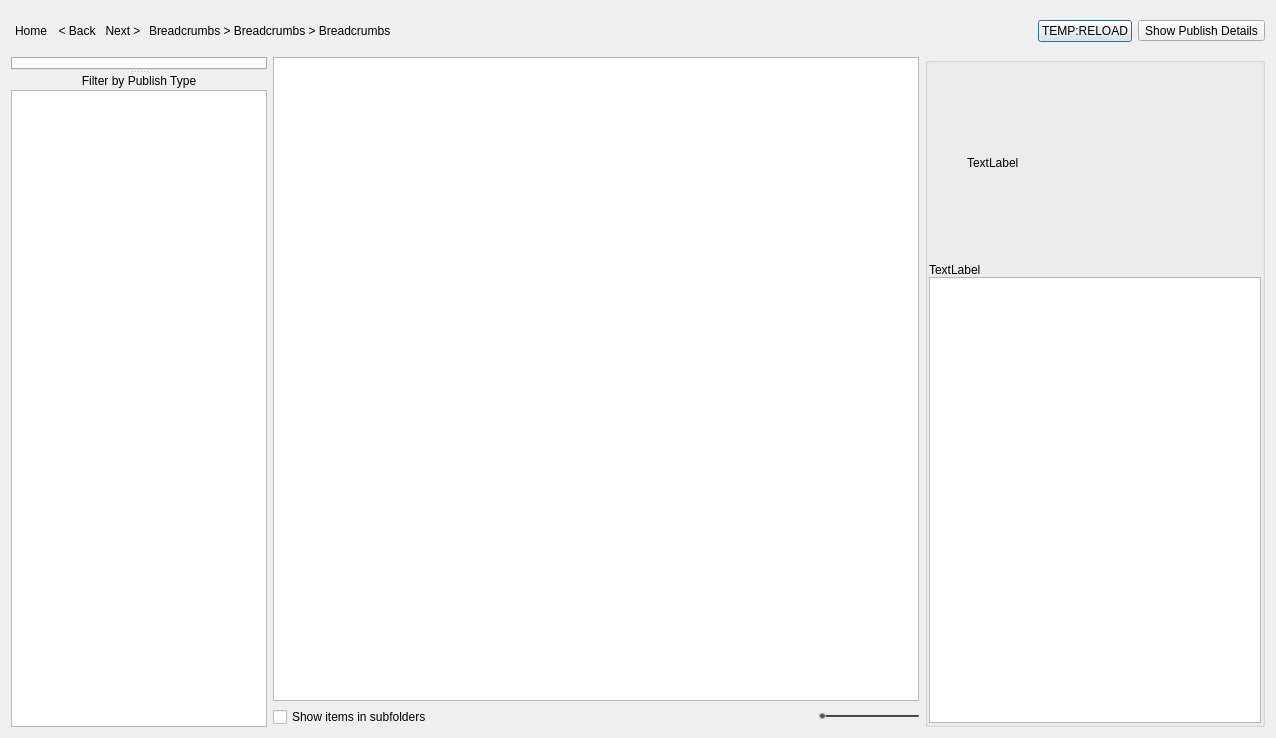
The window that resources/dialog.ui (shotgunsoftware/tk-multi-loader2) describes before a commit, drawn with Qt 5.
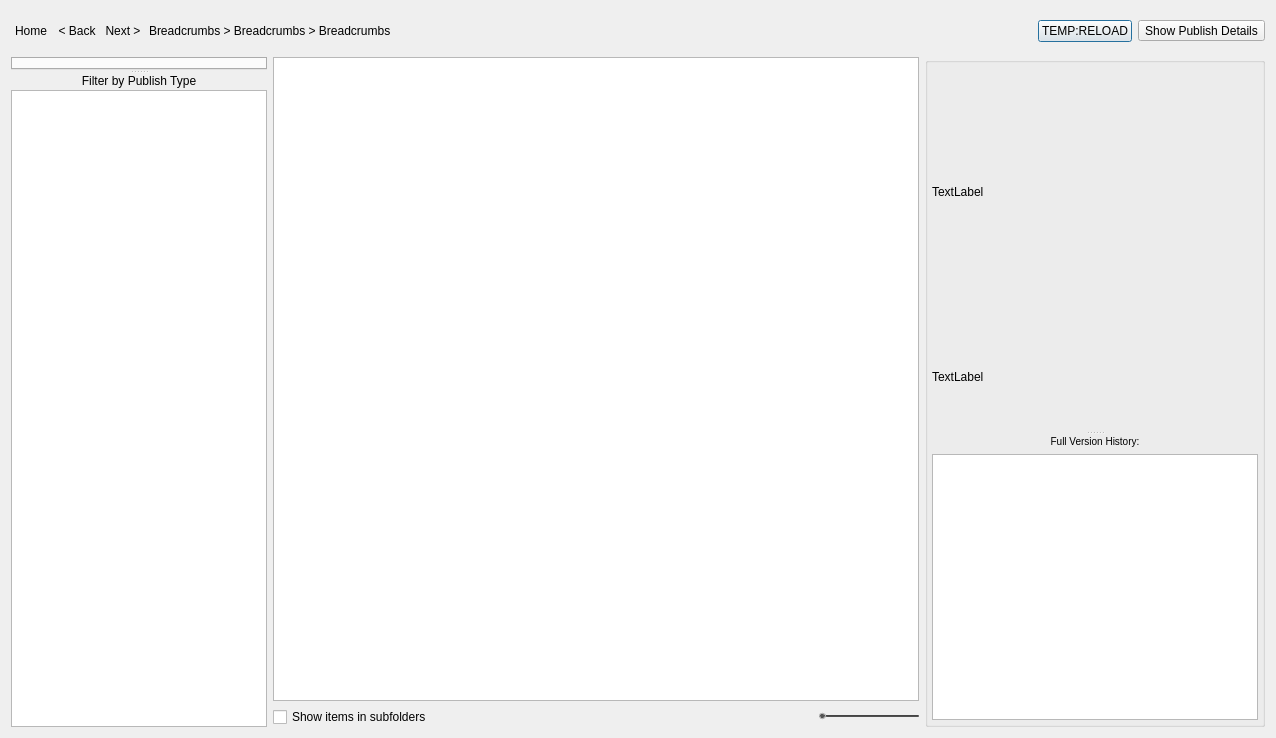
The same window after the commit. Icons and pictures are not drawn.

What changed in the file:
```diff
--- a/resources/dialog.ui
+++ b/resources/dialog.ui
@@ -336,47 +336,30 @@
      </property>
      <layout class="QVBoxLayout" name="verticalLayout_5">
       <property name="spacing">
-       <number>0</number>
+       <number>4</number>
       </property>
-      <property name="leftMargin">
-       <number>1</number>
+      <property name="margin">
+       <number>4</number>
       </property>
-      <property name="topMargin">
-       <number>0</number>
-      </property>
-      <property name="rightMargin">
-       <number>1</number>
-      </property>
-      <property name="bottomMargin">
-       <number>1</number>
-      </property>
       <item>
-       <layout class="QHBoxLayout" name="horizontalLayout">
-        <item>
-         <spacer name="horizontalSpacer_4">
+       <widget class="QSplitter" name="splitter">
           <property name="orientation">
-           <enum>Qt::Horizontal</enum>
-          </property>
-          <property name="sizeHint" stdset="0">
-           <size>
-            <width>40</width>
-            <height>20</height>
-           </size>
-          </property>
-         </spacer>
-        </item>
+         <enum>Qt::Vertical</enum>
+        </property>
+        <widget class="QWidget" name="verticalLayoutWidget">
+         <layout class="QVBoxLayout" name="verticalLayout_3">
         <item>
          <widget class="QLabel" name="details_image">
           <property name="minimumSize">
            <size>
-            <width>256</width>
-            <height>200</height>
+              <width>320</width>
+              <height>250</height>
            </size>
           </property>
           <property name="maximumSize">
            <size>
-            <width>256</width>
-            <height>200</height>
+              <width>320</width>
+              <height>250</height>
            </size>
           </property>
           <property name="text">
@@ -388,21 +371,6 @@
          </widget>
         </item>
         <item>
-         <spacer name="horizontalSpacer">
-          <property name="orientation">
-           <enum>Qt::Horizontal</enum>
-          </property>
-          <property name="sizeHint" stdset="0">
-           <size>
-            <width>40</width>
-            <height>20</height>
-           </size>
-          </property>
-         </spacer>
-        </item>
-       </layout>
-      </item>
-      <item>
        <widget class="QLabel" name="details_header">
         <property name="text">
          <string>TextLabel</string>
@@ -412,6 +380,23 @@
         </property>
        </widget>
       </item>
+         </layout>
+        </widget>
+        <widget class="QWidget" name="verticalLayoutWidget_2">
+         <layout class="QVBoxLayout" name="verticalLayout_4">
+          <item>
+           <widget class="QLabel" name="details_header_2">
+            <property name="text">
+             <string>&lt;small&gt;Full Version History:&lt;/small&gt;</string>
+            </property>
+            <property name="alignment">
+             <set>Qt::AlignCenter</set>
+            </property>
+            <property name="wordWrap">
+             <bool>true</bool>
+            </property>
+           </widget>
+          </item>
       <item>
        <widget class="QListView" name="history_view">
         <property name="verticalScrollMode">
@@ -423,6 +408,10 @@
         <property name="uniformItemSizes">
          <bool>true</bool>
         </property>
+           </widget>
+          </item>
+         </layout>
+        </widget>
        </widget>
       </item>
      </layout>
```
Lines whose indentation alone changed are shown as unchanged.
